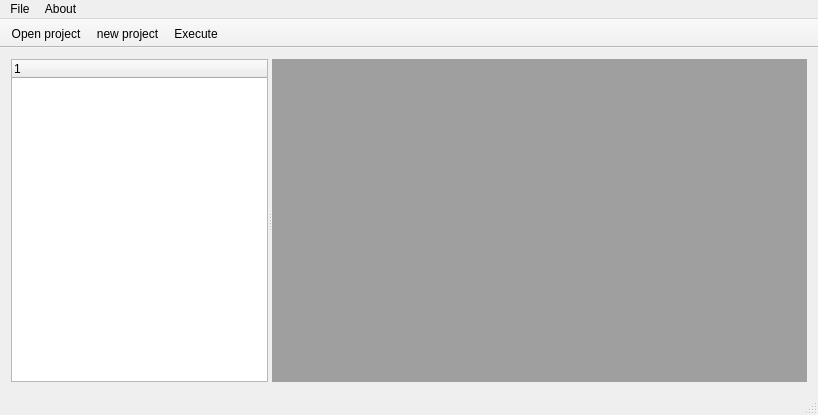
First picture: the form in CiaicMemorias/mainwindow.ui, repository irgNemo/oscarMariscal, before the edit.
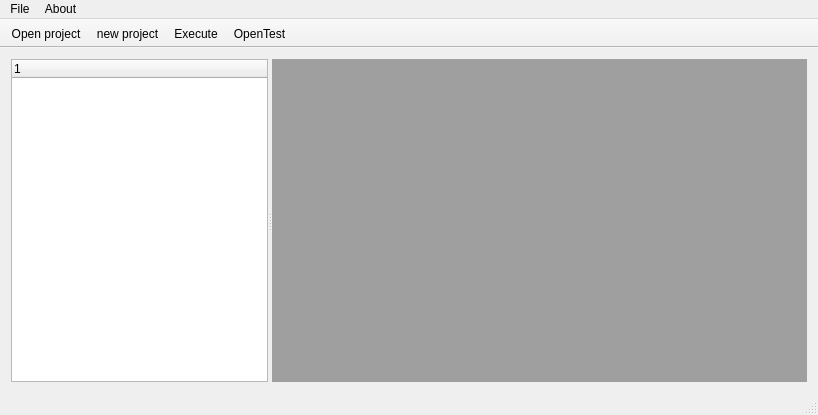
Second picture: the form after the edit. Icons and pictures are not drawn.

Commit message: added the basic code for making the test window

Patch:
```diff
--- a/CiaicMemorias/mainwindow.ui
+++ b/CiaicMemorias/mainwindow.ui
@@ -90,6 +90,7 @@
    <addaction name="actionOpen_project"/>
    <addaction name="actionNew_project"/>
    <addaction name="actionExecute"/>
+   <addaction name="actionOpenTest"/>
   </widget>
   <widget class="QStatusBar" name="statusBar"/>
   <action name="actionOpen_project">
@@ -130,6 +131,11 @@
     <string>Opens the execute window</string>
    </property>
   </action>
+  <action name="actionOpenTest">
+   <property name="text">
+    <string>OpenTest</string>
+   </property>
+  </action>
  </widget>
  <layoutdefault spacing="6" margin="11"/>
  <resources>
```
Left out of the diff: 2 changed lines with no effect on the pictures. The commit also changes 6 other files.
